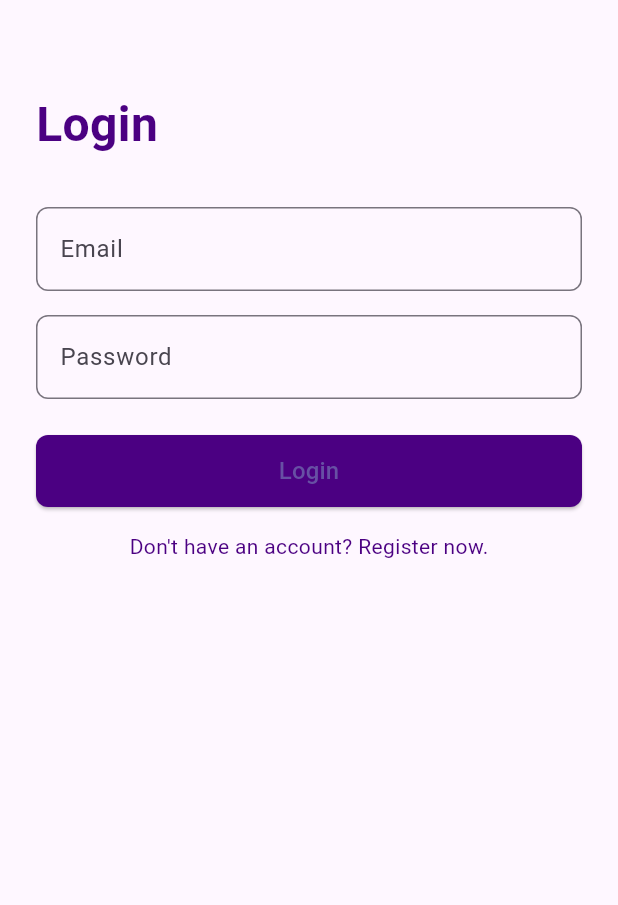
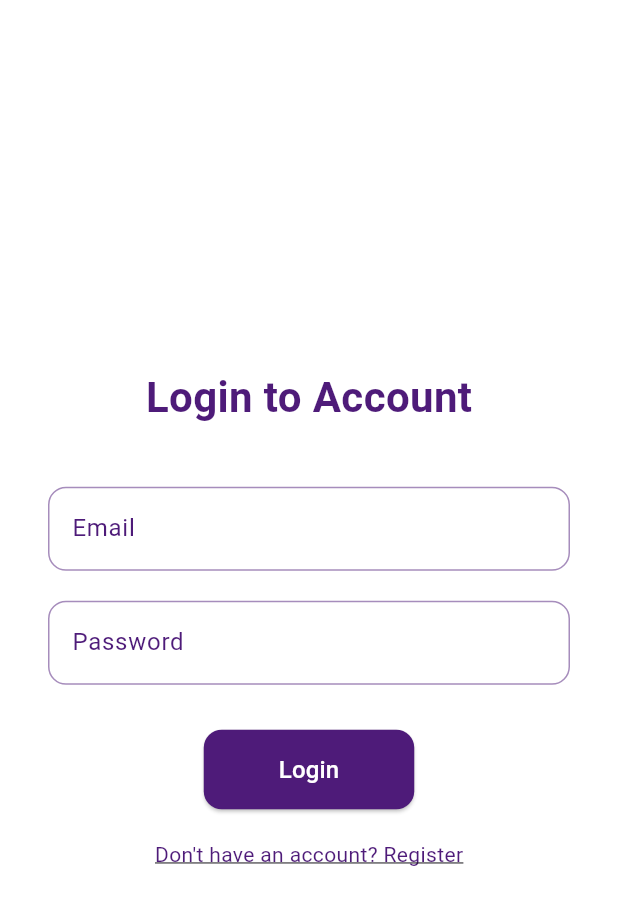
Before and after one commit to MahadiAhmed0/SugarVoice, a Flutter app: the LoginPage screen opened directly, on a phone screen of 412 x 824 dp. Shown: the top 905 px of the screen. Run offline on Flutter 3.47's test engine with Material 3 defaults, Android fonts, the phone set to English and light mode, and no system bars; our stand-ins replace firebase_auth, firebase_core, shared_preferences, speech_to_text; accounts and stored records are empty.

Commit message:
Authentication Added
Firebase authentication added and fullly functional. and removed from running for now for testing purpose.

```diff
--- a/application_for_diabetic_patients/lib/Authentication/login_page.dart
+++ b/application_for_diabetic_patients/lib/Authentication/login_page.dart
@@ -1,64 +1,120 @@
+import 'package:application_for_diabetic_patients/Updated_Home/homepage.dart';
+
+import 'auth_service.dart';
+
+import 'RegistrationPage.dart';
 import 'package:flutter/material.dart';
-import '../Intro/diabetes_type_selection_page.dart';
-import 'RegistrationPage.dart';
 
-class LoginPage extends StatelessWidget {
-  // Make primaryColor a const field
-  final Color primaryColor = const Color(0xFF4B0082);
+class LoginPage extends StatefulWidget {
+  @override
+  _LoginPageState createState() => _LoginPageState();
+}
 
-  // Add the const constructor with Key parameter
-  const LoginPage({Key? key}) : super(key: key);
+class _LoginPageState extends State<LoginPage> {
+  AuthService _auth = AuthService();
+  final TextEditingController emailController = TextEditingController();
+  final TextEditingController passController = TextEditingController();
+
+  @override
+  void dispose() {
+    emailController.dispose();
+    passController.dispose();
+    super.dispose();
+  }
 
   @override
   Widget build(BuildContext context) {
+    const primaryColor = Color(0xFF4E1B79);
+
     return Scaffold(
-      body: Padding(
-        padding: const EdgeInsets.symmetric(horizontal: 24, vertical: 60),
-        child: SingleChildScrollView(
+      backgroundColor: const Color.fromARGB(255, 255, 255, 255),
+      body: Center(
+        child: Padding(
+          padding: const EdgeInsets.symmetric(horizontal: 32.0),
           child: Column(
-            crossAxisAlignment: CrossAxisAlignment.start,
+            mainAxisAlignment: MainAxisAlignment.center,
             children: [
               Text(
-                'Login',
+                "Login to Account",
                 style: TextStyle(
-                  fontSize: 32,
+                  fontSize: 28,
                   fontWeight: FontWeight.bold,
                   color: primaryColor,
                 ),
               ),
-              SizedBox(height: 32),
-              _buildTextField(label: 'Email'),
-              SizedBox(height: 16),
-              _buildTextField(label: 'Password', obscureText: true),
-              SizedBox(height: 24),
+              SizedBox(height: 40),
+
+              // Email Field
+              TextField(
+                controller: emailController,
+                decoration: InputDecoration(
+                  labelText: "Email",
+                  labelStyle: TextStyle(color: primaryColor),
+                  focusedBorder: OutlineInputBorder(
+                    borderSide: BorderSide(color: primaryColor),
+                    borderRadius: BorderRadius.circular(12),
+                  ),
+                  enabledBorder: OutlineInputBorder(
+                    borderSide: BorderSide(color: primaryColor.withOpacity(0.5)),
+                    borderRadius: BorderRadius.circular(12),
+                  ),
+                ),
+              ),
+              SizedBox(height: 20),
+
+              // Password Field
+              TextField(
+                controller: passController,
+                obscureText: true,
+                decoration: InputDecoration(
+                  labelText: "Password",
+                  labelStyle: TextStyle(color: primaryColor),
+                  focusedBorder: OutlineInputBorder(
+                    borderSide: BorderSide(color: primaryColor),
+                    borderRadius: BorderRadius.circular(12),
+                  ),
+                  enabledBorder: OutlineInputBorder(
+                    borderSide: BorderSide(color: primaryColor.withOpacity(0.5)),
+                    borderRadius: BorderRadius.circular(12),
+                  ),
+                ),
+              ),
+              SizedBox(height: 30),
+
+              // Login Button
               ElevatedButton(
                 onPressed: () {
-                  Navigator.push(
-                    context,
-                    MaterialPageRoute(builder: (_) => DiabetesTypeSelectionPage()),
-                  );
+                  _login();
+                  // Add login logic here
                 },
                 style: ElevatedButton.styleFrom(
                   backgroundColor: primaryColor,
-                  minimumSize: Size(double.infinity, 48),
+                  padding: EdgeInsets.symmetric(horizontal: 50, vertical: 15),
                   shape: RoundedRectangleBorder(
-                    borderRadius: BorderRadius.circular(8),
+                    borderRadius: BorderRadius.circular(12),
                   ),
                 ),
-                child: Text('Login', style: TextStyle(fontSize: 16)),
+                child: Text(
+                  "Login",
+                  style: TextStyle(fontSize: 16, color: Colors.white),
                 ),
-              SizedBox(height: 16),
-              Center(
-                child: GestureDetector(
+              ),
+              SizedBox(height: 20),
+
+              // Navigate to Register Page
+              GestureDetector(
                 onTap: () {
-                    Navigator.push(
+                  Navigator.pushReplacement(
                     context,
-                      MaterialPageRoute(builder: (_) => RegistrationPage()),
+                    MaterialPageRoute(builder: (context) => RegisterPage()),
                   );
                 },
                 child: Text(
-                    "Don't have an account? Register now.",
-                    style: TextStyle(color: primaryColor),
+                  "Don't have an account? Register",
+                  style: TextStyle(
+                    color: primaryColor,
+                    decoration: TextDecoration.underline,
+                    fontSize: 14,
                   ),
                 ),
               ),
@@ -68,20 +124,21 @@ class LoginPage extends StatelessWidget {
       ),
     );
   }
-
-  Widget _buildTextField({required String label, bool obscureText = false}) {
-    return TextField(
-      obscureText: obscureText,
-      decoration: InputDecoration(
-        labelText: label,
-        border: OutlineInputBorder(
-          borderRadius: BorderRadius.circular(8),
-        ),
-        focusedBorder: OutlineInputBorder(
-          borderSide: BorderSide(color: primaryColor),
-          borderRadius: BorderRadius.circular(8),
-        ),
-      ),
+  _login() async{
+   final user = await _auth.signInUserWithEmailAndPassword(emailController.text, passController.text);
+    if(user != null){
+      ScaffoldMessenger.of(context).showSnackBar(
+        SnackBar(content: Text("Login Successful")),
+      );
+       Navigator.pushReplacement(
+        context,
+        MaterialPageRoute(builder: (context) => HomePage()),
+      );
+    }
+    else{
+      ScaffoldMessenger.of(context).showSnackBar(
+        SnackBar(content: Text("Something went wrong")),
       );
     }
   }
+}
```
Also changed, not shown: application_for_diabetic_patients/lib/Authentication/RegistrationPage.dart (+131 -45 lines), application_for_diabetic_patients/lib/Authentication/auth_service.dart (added, +36 -0 lines), application_for_diabetic_patients/lib/main.dart (+19 -5 lines), 2 other files. Lines whose indentation alone changed are shown as unchanged.
